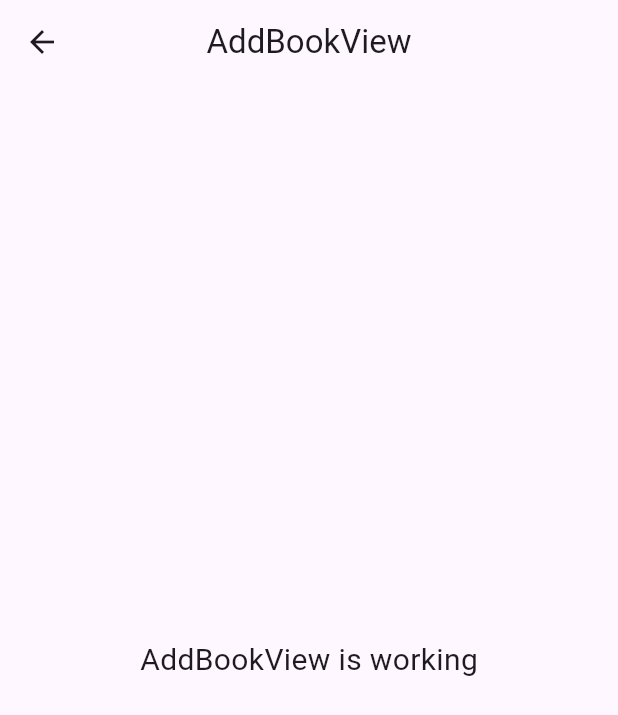
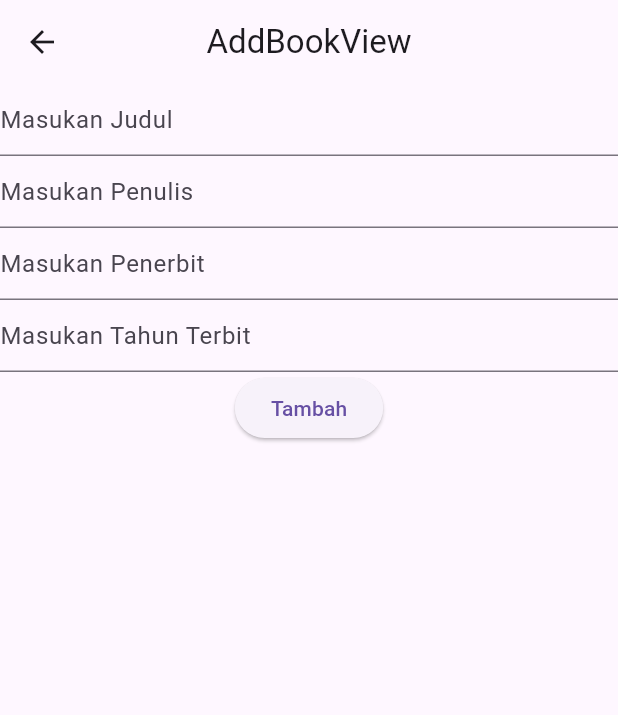
Before and after one commit to 26ramaaaa/petugas_perpustakaan_kelas_b, a Flutter app: the BookView screen opened by its route, after a tap on the "add" icon, on a phone screen of 412 x 824 dp. Shown: the top 715 px of the screen. Run offline on Flutter 3.47's test engine with Material 3 defaults, Android fonts, the phone set to English and light mode, and no system bars; our stand-ins replace dio, get, get_storage, pretty_dio_logger; accounts and stored records are empty; network calls fail.

Commit message:
finish commit

```diff
--- a/lib/app/modules/Book/controllers/book_controller.dart
+++ b/lib/app/modules/Book/controllers/book_controller.dart
@@ -1,12 +1,14 @@
+import 'package:dio/dio.dart';
 import 'package:get/get.dart';
+import '../../../data/constant/endpoint.dart';
+import '../../../data/model/response_book.dart';
+import '../../../data/provider/api_provider.dart';
 
-class BookController extends GetxController {
-  //TODO: Implement BookController
-
-  final count = 0.obs;
+class BookController extends GetxController with StateMixin<List<DataBook>> {
   @override
   void onInit() {
     super.onInit();
+    getData();
   }
 
   @override
@@ -18,6 +20,31 @@ class BookController extends GetxController {
   void onClose() {
     super.onClose();
   }
+  Future<void> getData() async {
+    change(null, status: RxStatus.loading());
+    try {
+      final response = await ApiProvider.instance().get(Endpoint.book);
+      if (response.statusCode == 200) {
+        final ResponseBook responseBook = ResponseBook.fromJson(response.data);
+        if (responseBook.data!.isEmpty) {
+          change(null, status: RxStatus.empty());
+        } else {
+          change(responseBook.data, status: RxStatus.success());
+        }
+      } else {
+        change(null, status: RxStatus.error("Gagal mengambil data"));
+      }
+    } on DioException catch (e) {
+      if (e.response != null) {
+        if (e.response?.data != null) {
+          change(null, status: RxStatus.error("${e.response?.data['message']}"));
+        }
+        } else {
+          change(null, status: RxStatus.error(e.message ??""));
+        }
+      } catch (e) {
+      change(null, status: RxStatus.error(e.toString()));
 
-  void increment() => count.value++;
-}
+    }
+  }
+  }
--- a/lib/app/modules/Book/views/book_view.dart
+++ b/lib/app/modules/Book/views/book_view.dart
@@ -16,12 +16,17 @@ class BookView extends GetView<BookController> {
         onPressed: ()=>Get.toNamed(Routes.ADD_BOOK),
       child: Icon(Icons.add),
       ),
-      body: const Center(
-        child: Text(
-          'BookView is working',
-          style: TextStyle(fontSize: 20),
-        ),
-      ),
-    );
+      body: controller.obx((state) => ListView.separated(
+        itemCount: state!.length,
+        itemBuilder: (context, index){
+          return ListTile(
+            title: Text("${state[index].judul}"),
+            subtitle: Text("Penulis ${state[index].penulis}"),
+          );
+        },
+        separatorBuilder: (context, index){
+          return Divider();
+        },
+      )));
   }
 }
--- a/lib/app/modules/Login/views/login_view.dart
+++ b/lib/app/modules/Login/views/login_view.dart
@@ -1,7 +1,5 @@
 import 'package:flutter/material.dart';
-
 import 'package:get/get.dart';
-
 import '../controllers/login_controller.dart';
 
 class LoginView extends GetView<LoginController> {
--- a/lib/app/modules/add_book/controllers/add_book_controller.dart
+++ b/lib/app/modules/add_book/controllers/add_book_controller.dart
@@ -1,9 +1,19 @@
+import 'package:dio/dio.dart';
+import 'package:flutter/material.dart';
 import 'package:get/get.dart';
+import 'package:petugas_perpustakaan_kelas_b/app/modules/Book/controllers/book_controller.dart';
+import '../../../data/constant/endpoint.dart';
+import '../../../data/provider/api_provider.dart';
 
 class AddBookController extends GetxController {
-  //TODO: Implement AddBookController
+  final loading = false.obs;
+  final GlobalKey<FormState> formkey = GlobalKey<FormState>();
+  final TextEditingController judulController = TextEditingController();
+  final TextEditingController penulisController = TextEditingController();
+  final TextEditingController penerbitController = TextEditingController();
+  final TextEditingController tahunTerbitController = TextEditingController();
+  final BookController bookController = Get.put(BookController());
 
-  final count = 0.obs;
   @override
   void onInit() {
     super.onInit();
@@ -18,6 +28,41 @@ class AddBookController extends GetxController {
   void onClose() {
     super.onClose();
   }
-
-  void increment() => count.value++;
+  post() async {
+    loading(true);
+    try {
+      FocusScope.of(Get.context!).unfocus();
+      formkey.currentState?.save();
+      if (formkey.currentState!.validate()) {
+        final response = await ApiProvider.instance().post(Endpoint.book,
+        data: {
+            "judul": judulController.text.toString(),
+            "penulis": penulisController.text.toString(),
+            "penerbit": penerbitController.text.toString(),
+            "tahun_terbit": int.parse(tahunTerbitController.text.toString())
+        }
+        );
+        if (response.statusCode == 201) {
+          bookController.getData();
+          Get.back();
+        } else {
+          Get.snackbar("Sorry", "Login Gagal", backgroundColor: Colors.orange);
+        }
+      }
+      loading(false);
+    } on DioException catch (e) {
+      loading(false);
+      if (e.response != null) {
+        if (e.response?.data != null) {
+          Get.snackbar("Sorry", "${e.response?.data['message']}",
+              backgroundColor: Colors.orange);
+        } else {
+          Get.snackbar("Sorry", e.message ?? "", backgroundColor: Colors.red);
+        }
+      }
+    } catch (e) {
+      loading(false);
+      Get.snackbar("Error", e.toString(), backgroundColor: Colors.red);
+    }
+  }
 }
--- a/lib/app/modules/add_book/views/add_book_view.dart
+++ b/lib/app/modules/add_book/views/add_book_view.dart
@@ -1,7 +1,5 @@
 import 'package:flutter/material.dart';
-
 import 'package:get/get.dart';
-
 import '../controllers/add_book_controller.dart';
 
 class AddBookView extends GetView<AddBookController> {
@@ -13,12 +11,61 @@ class AddBookView extends GetView<AddBookController> {
         title: const Text('AddBookView'),
         centerTitle: true,
       ),
-      body: const Center(
-        child: Text(
-          'AddBookView is working',
-          style: TextStyle(fontSize: 20),
-        ),
-      ),
+      body: Center(
+          child: Form(
+            key: controller.formkey,
+            child: Column(
+              children: [
+                TextFormField(
+                  controller: controller.judulController,
+                  decoration: InputDecoration(hintText: "Masukan Judul"),
+                  validator: (value) {
+                    if (value!.length < 5) {
+                      return "judul tidak boleh kosong";
+                    }
+                    return null;
+                  },
+                ),
+                TextFormField(
+                  controller: controller.penulisController,
+                  decoration: InputDecoration(hintText: "Masukan Penulis"),
+                  validator: (value) {
+                    if (value!.length < 5) {
+                      return "penulis tidak boleh kosong";
+                    }
+                    return null;
+                  },
+                ),
+                TextFormField(
+                  controller: controller.penerbitController,
+                  decoration: InputDecoration(hintText: "Masukan Penerbit"),
+                  validator: (value) {
+                    if (value!.length < 5) {
+                      return "penerbit tidak boleh kosong";
+                    }
+                    return null;
+                  },
+                ),
+                TextFormField(
+                  controller: controller.tahunTerbitController,
+                  decoration: InputDecoration(hintText: "Masukan Tahun Terbit"),
+                  validator: (value) {
+                    if (value!.length < 4) {
+                      return "tehun terbit tidak boleh kosong";
+                    }
+                    return null;
+                  },
+                ),
+                Obx(() => controller.loading.value?
+                CircularProgressIndicator():
+                ElevatedButton(onPressed: () {
+                  controller.post();
+                }, child: Text("Tambah"))
+                )
+              ],
+            ),
+          )
+      )
     );
   }
 }
--- a/lib/app/modules/peminjaman/views/peminjaman_view.dart
+++ b/lib/app/modules/peminjaman/views/peminjaman_view.dart
@@ -1,7 +1,6 @@
 import 'package:flutter/material.dart';
-
 import 'package:get/get.dart';
-
+import 'package:petugas_perpustakaan_kelas_b/app/routes/app_pages.dart';
 import '../controllers/peminjaman_controller.dart';
 
 class PeminjamanView extends GetView<PeminjamanController> {
@@ -13,12 +12,18 @@ class PeminjamanView extends GetView<PeminjamanController> {
         title: const Text('PeminjamanView'),
         centerTitle: true,
       ),
-      body: const Center(
-        child: Text(
-          'PeminjamanView is working',
-          style: TextStyle(fontSize: 20),
-        ),
-      ),
-    );
+      body: controller.obx((state) => ListView.separated(
+    itemCount: state!.length,
+    itemBuilder: (context, index){
+    return ListTile(
+        title: Text("${state[index].book?.judul}"),
+        subtitle: Text("Penulis ${state[index].user?.nama}"),
+      );
+    },
+    separatorBuilder: (context, index){
+    return Divider();
+    },
+    ),
+    ));
   }
 }
```
Also changed, not shown: lib/app/data/model/response_book.dart (+5 -5 lines), lib/app/data/model/response_login.dart (+5 -5 lines), lib/app/data/model/response_pinjam.dart (+5 -5 lines), lib/app/modules/peminjaman/controllers/peminjaman_controller.dart (+32 -3 lines).
